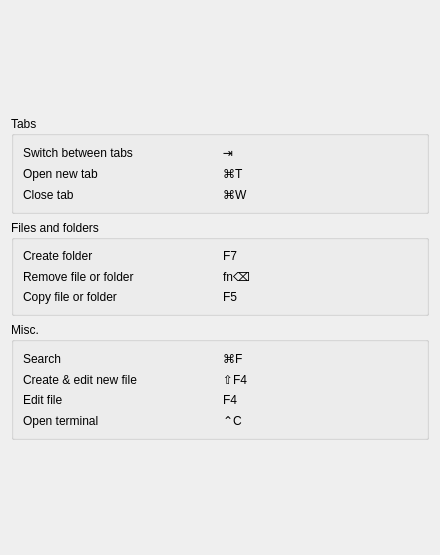
vlanse/tf, file total-finder/help.ui: the form before one commit.
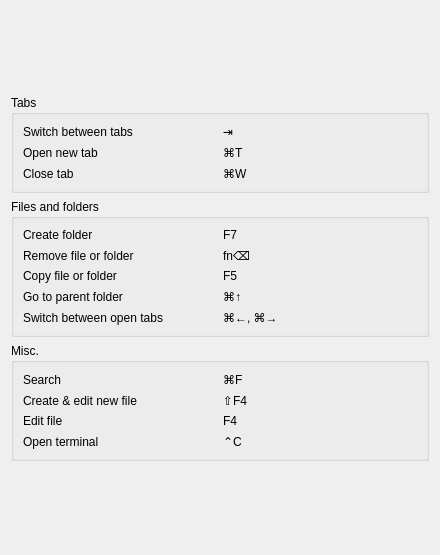
The form after the commit.

Commit message: add cmd+up action to go to parent dir

```diff
--- a/total-finder/help.ui
+++ b/total-finder/help.ui
@@ -22,7 +22,7 @@
      <property name="sizeHint" stdset="0">
       <size>
        <width>20</width>
-       <height>73</height>
+       <height>49</height>
       </size>
      </property>
     </spacer>
@@ -84,6 +84,13 @@
       <string>Files and folders</string>
      </property>
      <layout class="QGridLayout" name="gridLayout_2">
+      <item row="3" column="0">
+       <widget class="QLabel" name="label_14">
+        <property name="text">
+         <string>Go to parent folder</string>
+        </property>
+       </widget>
+      </item>
       <item row="1" column="1">
        <widget class="QLabel" name="label_16">
         <property name="text">
@@ -126,6 +133,27 @@
         </property>
        </widget>
       </item>
+      <item row="3" column="1">
+       <widget class="QLabel" name="label_23">
+        <property name="text">
+         <string>⌘↑</string>
+        </property>
+       </widget>
+      </item>
+      <item row="4" column="0">
+       <widget class="QLabel" name="label_24">
+        <property name="text">
+         <string>Switch between open tabs</string>
+        </property>
+       </widget>
+      </item>
+      <item row="4" column="1">
+       <widget class="QLabel" name="label_25">
+        <property name="text">
+         <string>⌘←, ⌘→</string>
+        </property>
+       </widget>
+      </item>
      </layout>
     </widget>
    </item>
```
The commit also changes 5 other files.
